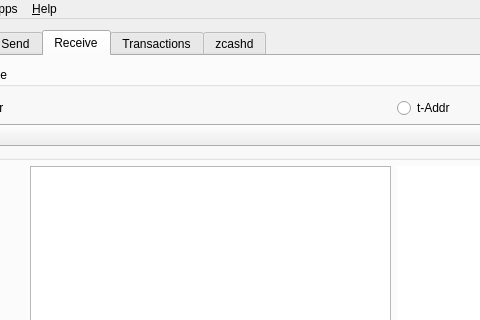
First picture: the form in src/mainwindow.ui, repository adityapk00/zecwallet-lite, before the edit; both pictures show x 90 to 570 and y 0 to 320 of the 968 by 616 pixel window.
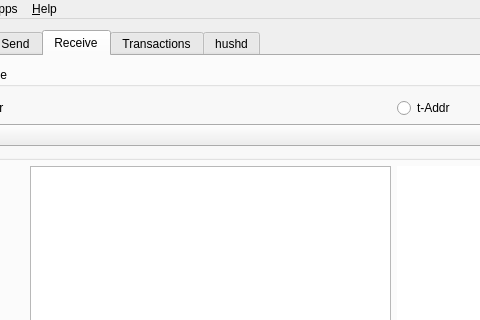
Second picture: the form after the edit. Icons and pictures are not drawn. Custom widgets are drawn as their Qt base class.

```diff
--- a/src/mainwindow.ui
+++ b/src/mainwindow.ui
@@ -905,7 +905,7 @@
       </widget>
       <widget class="QWidget" name="tab_5">
        <attribute name="title">
-        <string>zcashd</string>
+        <string>hushd</string>
        </attribute>
        <layout class="QVBoxLayout" name="verticalLayout_7">
         <item>
```
Left out of the diff: 10 changed lines with no effect on the pictures.
